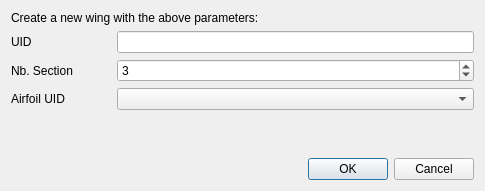
First picture: the form in TIGLCreator/src/modificators/NewWingDialog.ui, repository DLR-SC/tigl, before the edit.
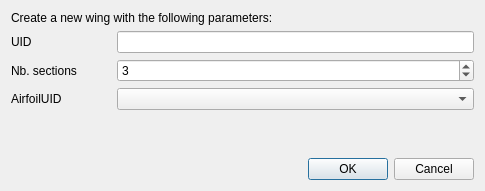
Second picture: the form after the edit.

```diff
--- a/TIGLCreator/src/modificators/NewWingDialog.ui
+++ b/TIGLCreator/src/modificators/NewWingDialog.ui
@@ -17,7 +17,7 @@
    <item>
     <widget class="QLabel" name="label_4">
      <property name="text">
-      <string>Create a new wing with the above parameters: </string>
+      <string>Create a new wing with the following parameters: </string>
      </property>
     </widget>
    </item>
@@ -64,7 +64,7 @@
         </size>
        </property>
        <property name="text">
-        <string>Nb. Section</string>
+        <string>Nb. sections</string>
        </property>
       </widget>
      </item>
@@ -100,7 +100,7 @@
         </size>
        </property>
        <property name="text">
-        <string>Airfoil UID</string>
+        <string>AirfoilUID</string>
        </property>
       </widget>
      </item>
```
